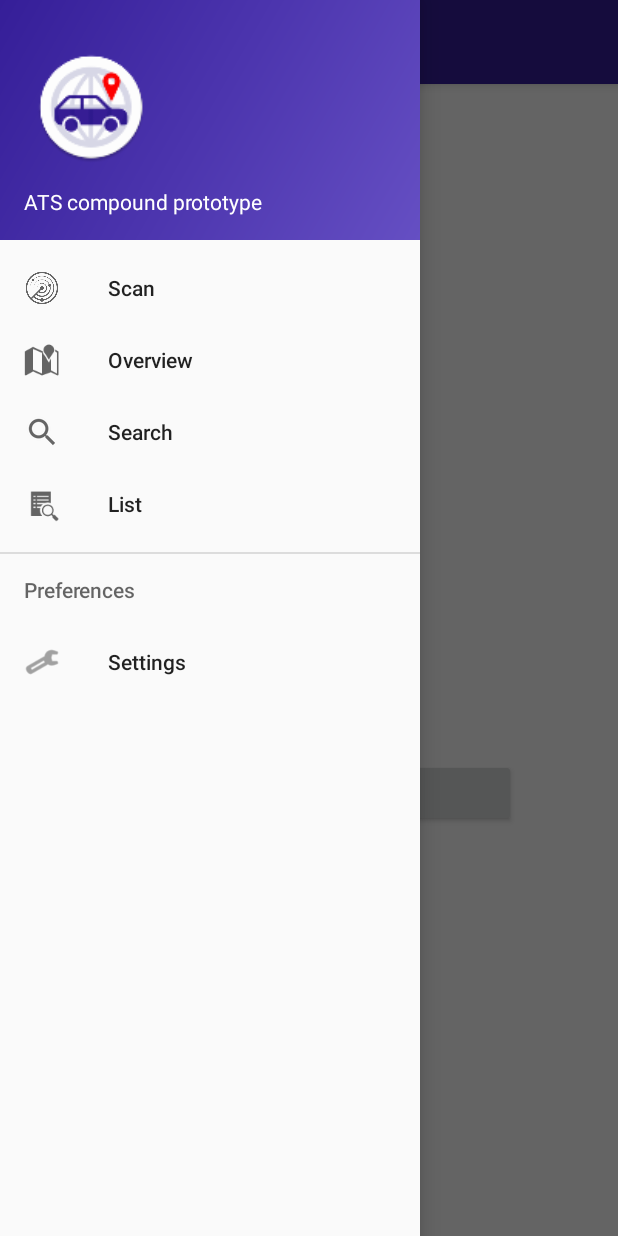
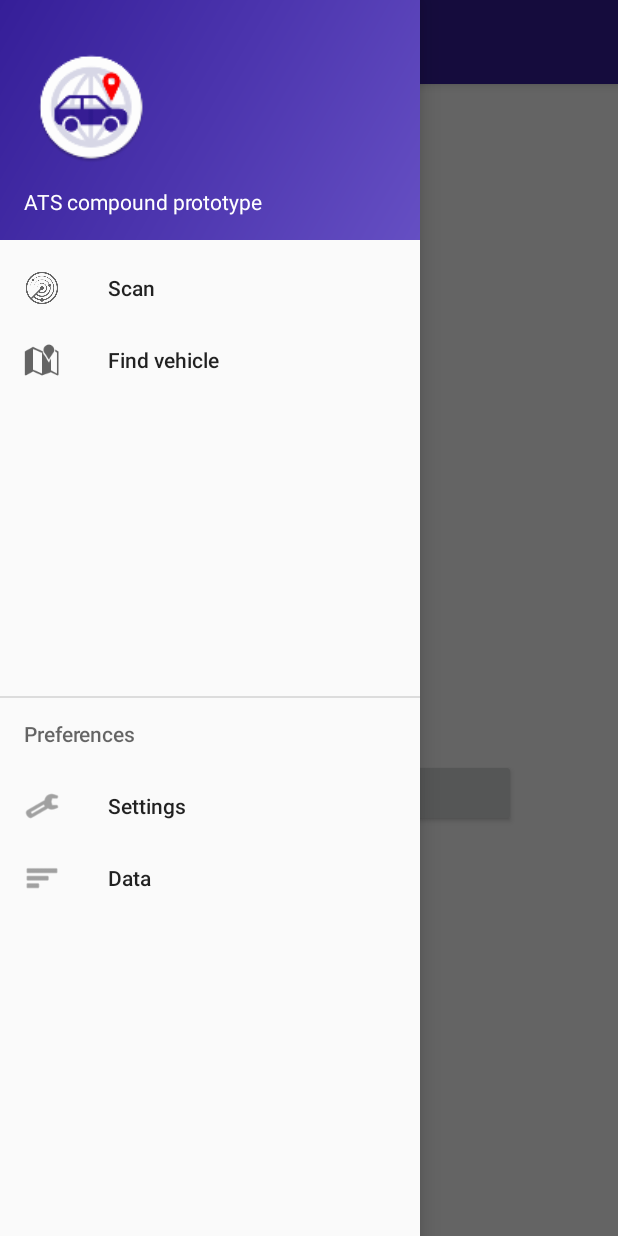
Before and after one commit to Atila92/SmartVehicleFleet, an Android app: the OverviewActivity screen opened directly, with no data from a screen before it, with the side drawer open, on a phone screen of 412 x 824 dp. Run offline under Robolectric (Android 15) with nearby library versions, the phone set to English and light mode, and no system bars; libraries missing offline, so code that uses them is left out: com.loopj.android, cz.msebera.android.

Commit message:
small changes to list

```diff
--- a/app/src/main/res/menu/activity_main_drawer.xml
+++ b/app/src/main/res/menu/activity_main_drawer.xml
@@ -9,15 +9,23 @@
         <item
             android:id="@+id/nav_overview"
             android:icon="@android:drawable/ic_dialog_map"
-            android:title="Overview" />
+            android:title="Find vehicle" />
         <item
-            android:id="@+id/nav_scan"
-            android:icon="?android:attr/actionModeWebSearchDrawable"
-            android:title="Search" />
+            android:id="@+id/empty1"
+            android:checkable="false"
+            android:title=" " />
         <item
-            android:id="@+id/nav_share"
-            android:icon="?android:attr/actionModeFindDrawable"
-            android:title="List" />
+            android:id="@+id/empty2"
+            android:checkable="false"
+            android:title=" " />
+        <item
+            android:id="@+id/empty3"
+            android:checkable="false"
+            android:title=" " />
+        <item
+            android:id="@+id/empty4"
+            android:checkable="false"
+            android:title=" " />
     </group>
 
     <item android:title="Preferences">
@@ -26,6 +34,15 @@
                 android:id="@+id/nav_manage"
                 android:icon="@android:drawable/ic_menu_preferences"
                 android:title="Settings" />
+            <item
+                android:id="@+id/nav_scan"
+                android:icon="@android:drawable/ic_menu_delete"
+                android:title="Delete vehicle"
+                android:visible="false"/>
+            <item
+                android:id="@+id/nav_share"
+                android:icon="@android:drawable/ic_menu_sort_by_size"
+                android:title="Data" />
         </menu>
     </item>
 
```
